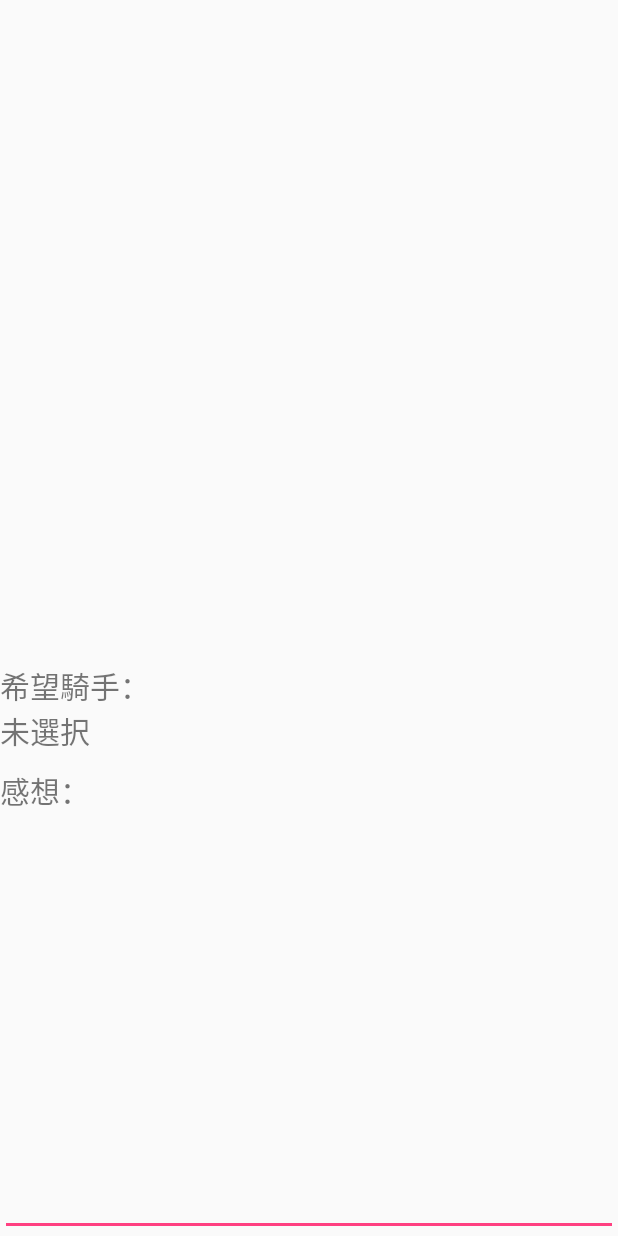
After one commit to naoto19960103/androidApp, an Android app: the layout activity_select_horse.xml on its own in the app's theme, with its tools: preview values and no code run, on a phone screen of 412 x 824 dp. The commit adds this screen. Run offline under Robolectric (Android 15) with nearby library versions, the phone set to English and light mode, and no system bars.

Commit message:
スタート画面の作成完了 馬選択画面のリスト表示作成完了

```diff
--- a/Android Application/Keiba Database/app/src/main/AndroidManifest.xml
+++ b/Android Application/Keiba Database/app/src/main/AndroidManifest.xml
@@ -16,6 +16,7 @@
                 <category android:name="android.intent.category.LAUNCHER" />
             </intent-filter>
         </activity>
+        <activity android:name=".SelectHorseActivity"></activity>
     </application>
 
 </manifest>
--- /dev/null
+++ b/Android Application/Keiba Database/app/src/main/res/layout/activity_select_horse.xml
@@ -0,0 +1,41 @@
+<?xml version="1.0" encoding="utf-8"?>
+<LinearLayout xmlns:android="http://schemas.android.com/apk/res/android"
+    android:layout_height="match_parent"
+    android:layout_width="match_parent"
+    android:orientation="vertical">
+
+    <ListView
+        android:id="@+id/lvSelectHorse"
+        android:layout_width="match_parent"
+        android:layout_height="0dp"
+        android:layout_weight="0.6"
+        android:layout_marginBottom="20dp"></ListView>
+
+    <TextView
+        android:layout_width="wrap_content"
+        android:layout_height="wrap_content"
+        android:text="希望騎手："
+        android:textSize="20dp" />
+
+    <TextView
+        android:layout_width="wrap_content"
+        android:layout_height="wrap_content"
+        android:id="@+id/tvJockey"
+        android:text="@string/tvJockey"
+        android:textSize="20dp"/>
+
+    <TextView
+        android:layout_width="wrap_content"
+        android:layout_height="wrap_content"
+        android:layout_marginTop="10dp"
+        android:text="感想："
+        android:textSize="20dp"/>
+
+    <EditText
+        android:layout_width="match_parent"
+        android:layout_height="0dp"
+        android:id="@+id/etNote"
+        android:gravity="top"
+        android:layout_weight="0.4"
+        android:inputType="textMultiLine"/>
+</LinearLayout>
```
Also changed, not shown: Android Application/Keiba Database/app/src/main/java/com/websarva/wings/android/keibadatabasesample/SelectHorseActivity.java (added, +13 -0 lines), Android Application/Keiba Database/app/src/main/res/layout/activity_keiba_sample.xml (+25 -10 lines), Android Application/Keiba Database/app/src/main/res/values/strings.xml (+25 -1 lines).
